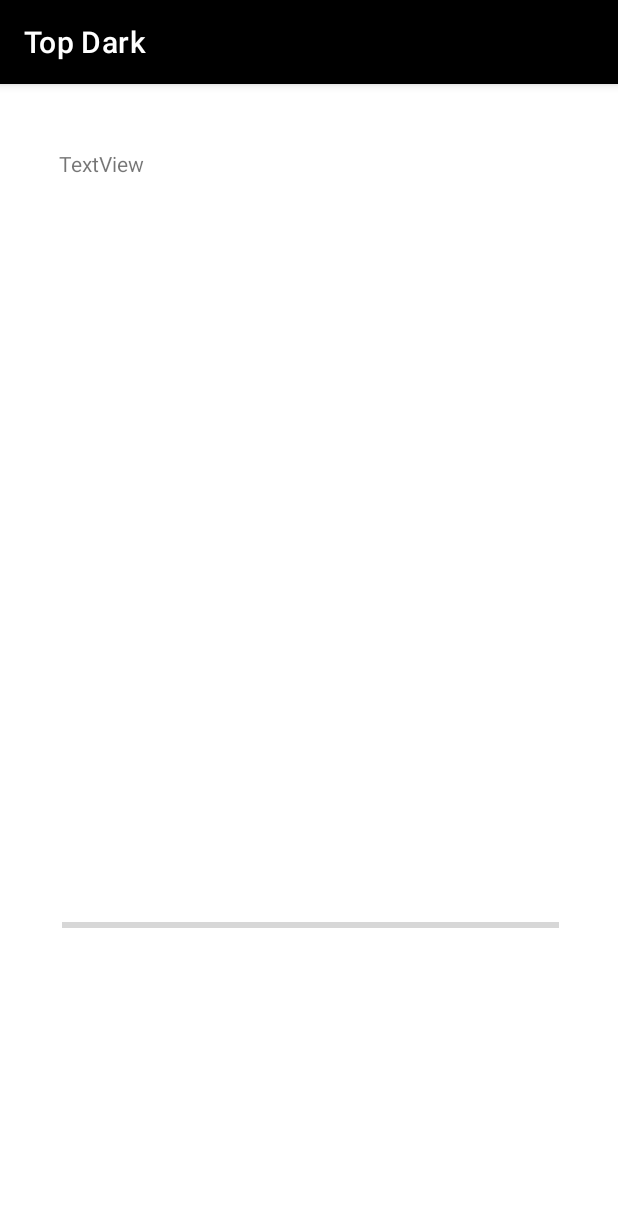
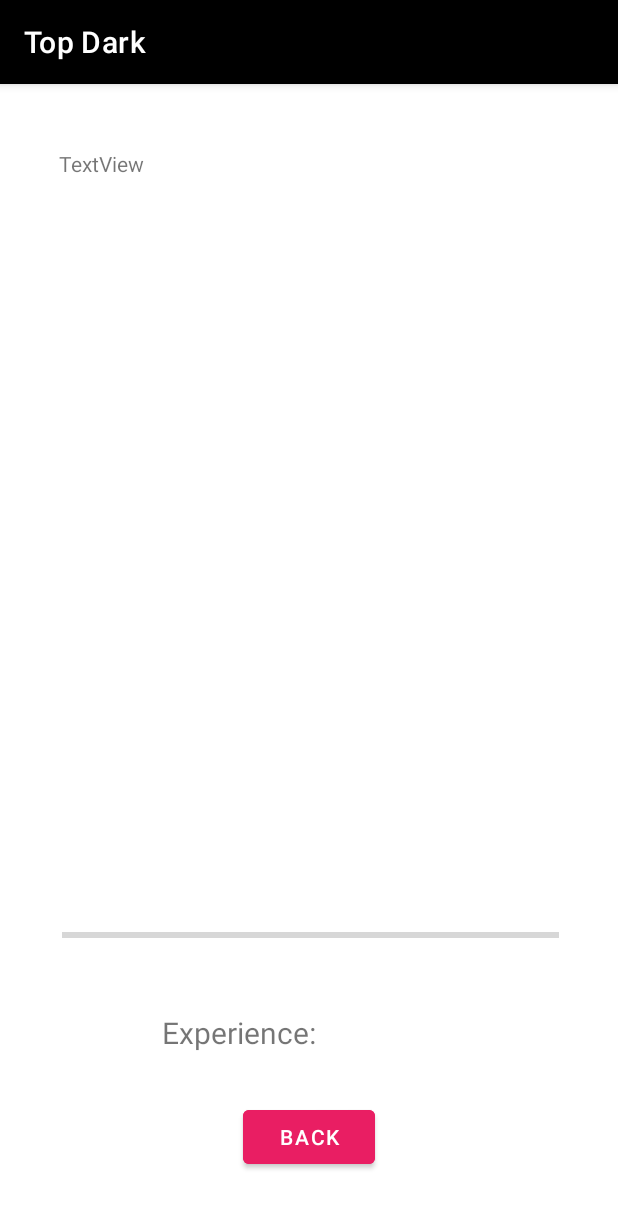
Before and after one commit to APGM82/TopDark, an Android app: the ActivitySimulacion screen opened directly, with no data from a screen before it, on a phone screen of 412 x 824 dp. Shown: the top 1208 px of the screen. Run offline under Robolectric (Android 15) with nearby library versions, the phone set to English and light mode, and no system bars.

Commit message:
Puliendo cosillas

```diff
--- a/app/src/main/java/com/example/topdark/ActivityAsignar.kt
+++ b/app/src/main/java/com/example/topdark/ActivityAsignar.kt
@@ -107,6 +107,10 @@ class ActivityAsignar : AppCompatActivity() {
                 Toast.makeText(this,"Mision de combate "+binding.txvMisionArraigada.text.toString()+" asignada a "+binding.txvPilotoArraigado.text.toString()+" con la nave "+binding.txvNaveArraigada.text.toString(),Toast.LENGTH_SHORT).show()
                 }
             }
+            binding.btnAsignarTodo.isVisible=false
+            binding.txvMisionArraigada.text=""
+            binding.txvNaveArraigada.text=""
+            binding.txvPilotoArraigado.text=""
         }
     }
 }
--- a/app/src/main/java/com/example/topdark/ActivityHomePiloto.kt
+++ b/app/src/main/java/com/example/topdark/ActivityHomePiloto.kt
@@ -53,8 +53,8 @@ class ActivityHomePiloto : AppCompatActivity() {
             ActivityCompat.requestPermissions(this, arrayOf(Manifest.permission.CAMERA), cameraRequest)
 
         binding.btnVolverHomePiloto.setOnClickListener{
-            val intent = Intent()
-            setResult(Activity.RESULT_CANCELED, intent)
+            val intent = Intent(this, MainActivity::class.java)
+            resultLauncher.launch(intent)
             finish()
         }
         binding.btnCambiarFoto.setOnClickListener {
--- a/app/src/main/java/com/example/topdark/ActivityVader.kt
+++ b/app/src/main/java/com/example/topdark/ActivityVader.kt
@@ -24,8 +24,8 @@ class ActivityVader : AppCompatActivity() {
         setContentView(binding.root)
 
         binding.btnVolver.setOnClickListener{
-            val intent = Intent()
-            setResult(Activity.RESULT_CANCELED, intent)
+            val intent = Intent(this, MainActivity::class.java)
+            resultLauncher.launch(intent)
             finish()
         }
         binding.btnAltaPiloto.setOnClickListener{
--- a/app/src/main/res/layout/activity_bombardeo.xml
+++ b/app/src/main/res/layout/activity_bombardeo.xml
@@ -56,6 +56,7 @@
             android:text="@string/infoBombardeo"
             android:textAlignment="center"
             android:textColor="#FFFFFF"
+            android:textIsSelectable="false"
             android:textSize="20sp"
             android:textStyle="bold" />
     </FrameLayout>
--- a/app/src/main/res/layout/activity_combate.xml
+++ b/app/src/main/res/layout/activity_combate.xml
@@ -40,6 +40,7 @@
             android:text="@string/infoCombate"
             android:textAlignment="center"
             android:textColor="#FFFFFF"
+            android:textIsSelectable="false"
             android:textSize="20sp" />
     </FrameLayout>
 
--- a/app/src/main/res/layout/activity_simulacion.xml
+++ b/app/src/main/res/layout/activity_simulacion.xml
@@ -6,11 +6,24 @@
     android:layout_height="match_parent"
     tools:context=".ActivitySimulacion">
 
+    <Button
+        android:id="@+id/btnVolverSimulacion"
+        android:layout_width="wrap_content"
+        android:layout_height="wrap_content"
+        android:backgroundTint="#E91E63"
+        android:text="@string/btnBack"
+        app:layout_constraintBottom_toBottomOf="parent"
+        app:layout_constraintEnd_toEndOf="parent"
+        app:layout_constraintStart_toStartOf="parent"
+        app:layout_constraintTop_toTopOf="parent"
+        app:layout_constraintVertical_bias="0.942" />
+
     <TextView
         android:id="@+id/txvLog"
         android:layout_width="333dp"
         android:layout_height="491dp"
         android:text="TextView"
+        android:textSize="14sp"
         app:layout_constraintBottom_toBottomOf="parent"
         app:layout_constraintEnd_toEndOf="parent"
         app:layout_constraintStart_toStartOf="parent"
@@ -19,16 +32,29 @@
 
     <TextView
         android:id="@+id/txvExpGanada"
-        android:layout_width="124dp"
-        android:layout_height="60dp"
+        android:layout_width="105dp"
+        android:layout_height="35dp"
         android:textAlignment="center"
         android:textSize="20sp"
         app:layout_constraintBottom_toBottomOf="parent"
         app:layout_constraintEnd_toEndOf="parent"
-        app:layout_constraintHorizontal_bias="0.823"
+        app:layout_constraintHorizontal_bias="0.715"
         app:layout_constraintStart_toStartOf="parent"
         app:layout_constraintTop_toTopOf="parent"
-        app:layout_constraintVertical_bias="0.851" />
+        app:layout_constraintVertical_bias="0.844" />
+
+    <TextView
+        android:id="@+id/textView2"
+        android:layout_width="wrap_content"
+        android:layout_height="wrap_content"
+        android:text="@string/txtExperiencia"
+        android:textSize="20sp"
+        app:layout_constraintBottom_toBottomOf="parent"
+        app:layout_constraintEnd_toEndOf="parent"
+        app:layout_constraintHorizontal_bias="0.35"
+        app:layout_constraintStart_toStartOf="parent"
+        app:layout_constraintTop_toTopOf="parent"
+        app:layout_constraintVertical_bias="0.835" />
 
     <ProgressBar
         android:id="@+id/pbSimul"
@@ -40,6 +66,32 @@
         app:layout_constraintEnd_toEndOf="parent"
         app:layout_constraintHorizontal_bias="0.512"
         app:layout_constraintStart_toStartOf="parent"
-        app:layout_constraintTop_toBottomOf="@+id/txvLog"
-        app:layout_constraintVertical_bias="0.067" />
+        app:layout_constraintTop_toTopOf="parent"
+        app:layout_constraintVertical_bias="0.746" />
+
+    <TextView
+        android:id="@+id/txvMisionEstado"
+        android:layout_width="330dp"
+        android:layout_height="28dp"
+        android:textAlignment="center"
+        android:textSize="20sp"
+        app:layout_constraintBottom_toBottomOf="parent"
+        app:layout_constraintEnd_toEndOf="parent"
+        app:layout_constraintHorizontal_bias="0.518"
+        app:layout_constraintStart_toStartOf="parent"
+        app:layout_constraintTop_toTopOf="parent"
+        app:layout_constraintVertical_bias="0.796" />
+
+    <ImageView
+        android:id="@+id/imgPassFail"
+        android:layout_width="104dp"
+        android:layout_height="92dp"
+        app:layout_constraintBottom_toBottomOf="parent"
+        app:layout_constraintEnd_toEndOf="parent"
+        app:layout_constraintHorizontal_bias="0.056"
+        app:layout_constraintStart_toStartOf="parent"
+        app:layout_constraintTop_toTopOf="parent"
+        app:layout_constraintVertical_bias="0.973"
+        tools:srcCompat="@tools:sample/avatars" />
+
 </androidx.constraintlayout.widget.ConstraintLayout>
--- a/app/src/main/res/layout/activity_vuelo.xml
+++ b/app/src/main/res/layout/activity_vuelo.xml
@@ -56,6 +56,7 @@
             android:text="Para las misiones de vuelo solo hay que seleccionar los minutos de vuelo que se desean realizar, sin embargo cuantos mas minutos de vuelo mas probabilidades de fallar la mision. Minimo de 30 minutos"
             android:textAlignment="center"
             android:textColor="#FFFFFF"
+            android:textIsSelectable="false"
             android:textSize="20sp"
             android:textStyle="bold" />
     </FrameLayout>
@@ -88,6 +89,7 @@
             android:ems="10"
             android:hint="Número de minutos..."
             android:inputType="textPersonName"
+            android:minHeight="48dp"
             android:textColor="#FFFFFF"
             android:textColorHint="#FFFFFF"
             android:textStyle="bold" />
```
Also changed, not shown: app/src/main/java/com/example/topdark/ActivityCambioPassword.kt (+10 -4 lines), app/src/main/java/com/example/topdark/ActivitySimulacion.kt (+39 -2 lines), app/src/main/res/font/.xml (deleted, +0 -7 lines), app/src/main/res/layout/activity_cambio_password.xml (+7 -2 lines), app/src/main/res/layout/item_card.xml (+29 -9 lines), app/src/main/res/drawable/fail.jpg (added), app/src/main/res/drawable/pass.jpeg (added).
